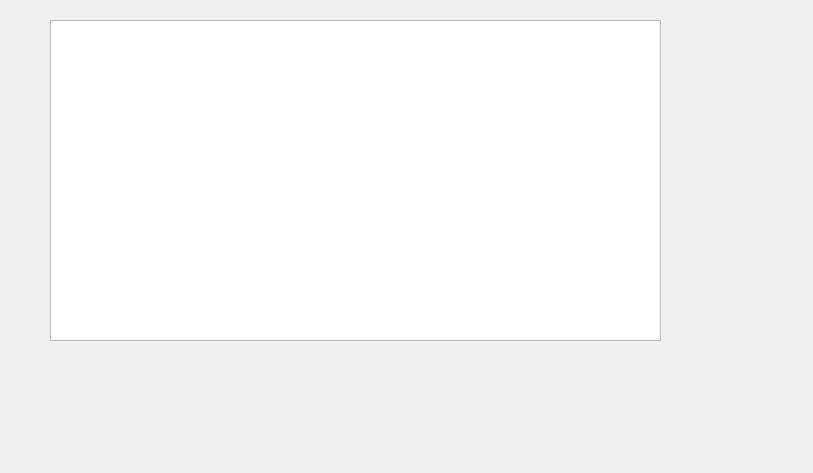
Above: kruskal.ui from nokk3n-dev/CS1D-Project-2-Baseball before the change. Below: the same form after it.
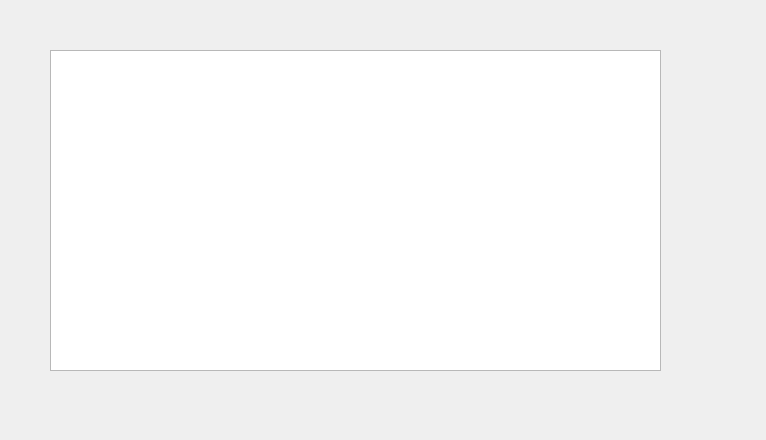
That is the form after the change.

Commit message: added prims/kruskals

What changed in the file:
```diff
--- a/kruskal.ui
+++ b/kruskal.ui
@@ -6,8 +6,8 @@
    <rect>
     <x>0</x>
     <y>0</y>
-    <width>813</width>
-    <height>473</height>
+    <width>766</width>
+    <height>440</height>
    </rect>
   </property>
   <property name="windowTitle">
@@ -17,7 +17,7 @@
    <property name="geometry">
     <rect>
      <x>50</x>
-     <y>20</y>
+     <y>50</y>
      <width>611</width>
      <height>321</height>
     </rect>
```
The commit also changes 16 other files.
